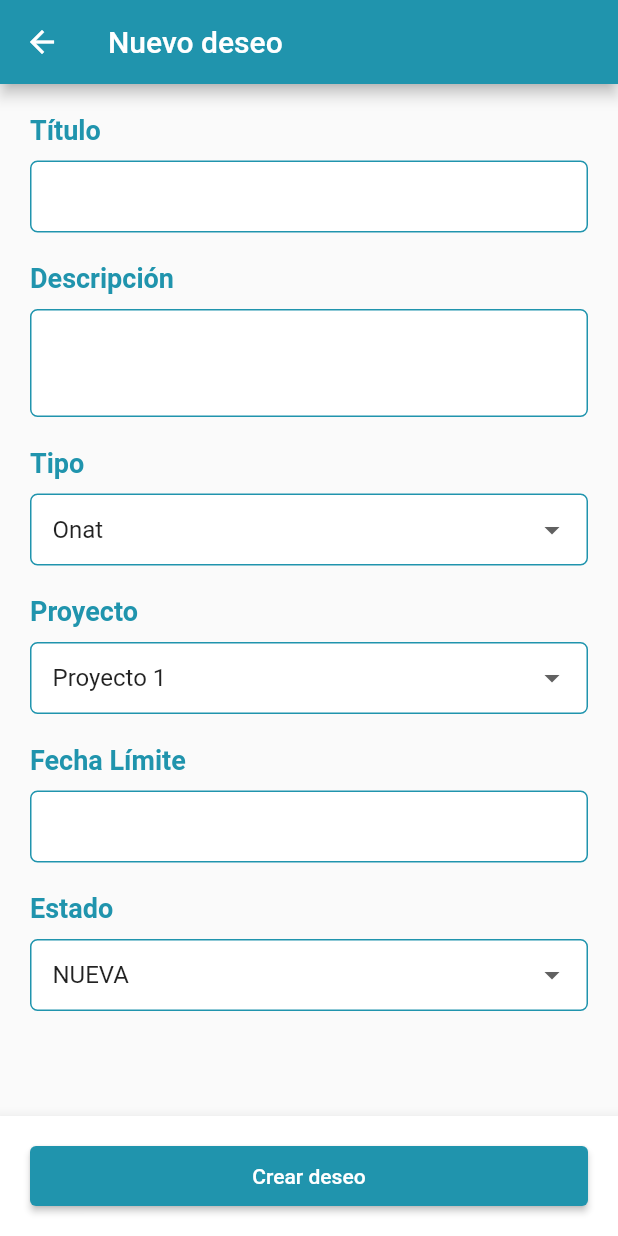
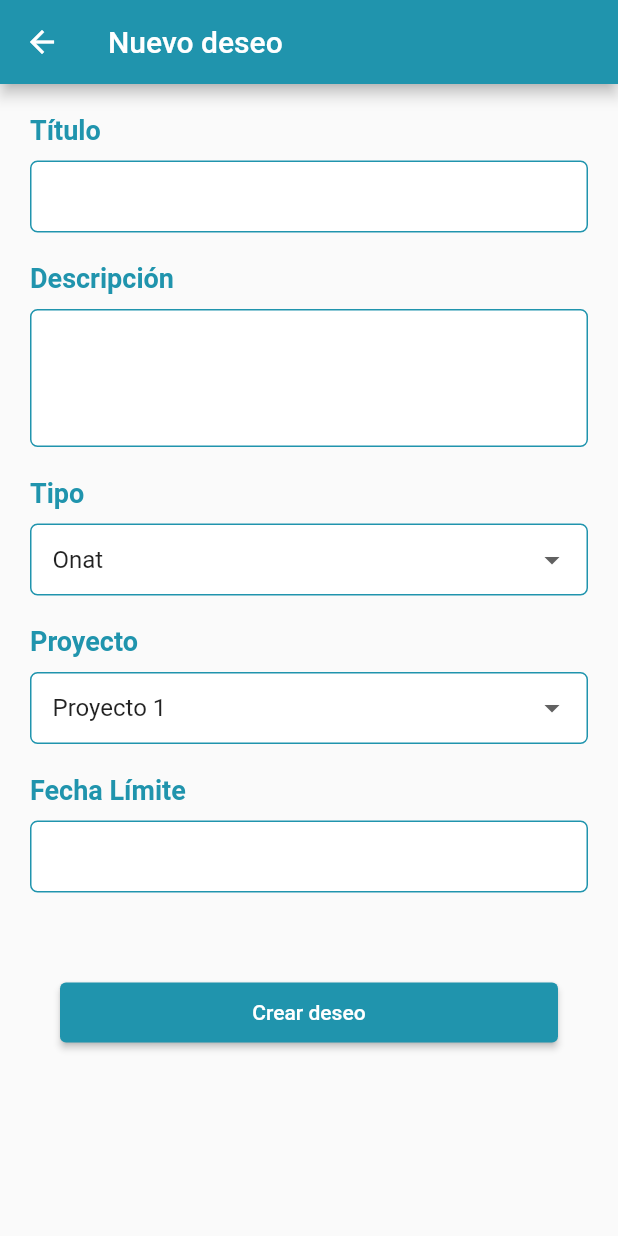
Before and after one commit to leolopez89/gsi_wishes, a Flutter app: the CreationPage screen opened directly, on a phone screen of 412 x 824 dp. Run offline on Flutter 3.47's test engine with Material 2 defaults, Android fonts, the light colour scheme and no system bars; our stand-ins replace bloc, flutter_bloc.

Commit message:
feat: final changes

```diff
--- a/lib/bloc/app/app_bloc.dart
+++ b/lib/bloc/app/app_bloc.dart
@@ -13,8 +13,8 @@
   @override
   Stream<AppState> mapEventToState(AppEvent event) async* {
     if (event is LoadApp) {
-      // List<Wish> wishes = loadTestData();
-      // yield (AppState(wishes: wishes));
+      List<Wish> wishes = loadTestData();
+      yield (AppState(wishes: wishes));
     } else if (event is AddWish) {
       yield state.copyWith(wish: event.wish);
     } else if (event is ChangeUser) {
--- a/lib/pages/creation_page.dart
+++ b/lib/pages/creation_page.dart
@@ -113,38 +113,28 @@
                   controller: dateController,
                   validator: emptyValidator,
                 ),
-                SectionTitle(title: "Estado"),
-                DropdownSimple(
-                  saveValue: (value) => setState(() => this.wish.state = value),
-                  value: this.wish.state,
-                  items: wishStateToList(),
+                // SectionTitle(title: "Estado"),
+                // DropdownSimple(
+                //   saveValue: (value) => setState(() => this.wish.state = value),
+                //   value: this.wish.state,
+                //   items: wishStateToList(),
+                // ),
+                SizedBox(height: 20),
+                Container(
+                  constraints: BoxConstraints(maxWidth: 500),
+                  height: 40,
+                  margin: EdgeInsets.all(20),
+                  width: double.infinity,
+                  child: ElevatedButton(
+                    onPressed: _addWish,
+                    child: Text("Crear deseo"),
+                  ),
                 ),
               ],
             ),
           ),
         ),
       ),
-      bottomNavigationBar: BottomAppBar(
-        child: Container(
-          constraints: BoxConstraints(maxWidth: 500),
-          height: 40,
-          margin: EdgeInsets.all(20),
-          width: double.infinity,
-          child: ElevatedButton(
-            onPressed: _addWish,
-            child: Text("Crear deseo"),
-          ),
-        ),
-      ),
     );
   }
 }
-
-// Titulo
-// Descripción
-// Tipo
-// Proyecto
-// Fecha
-// Responsable
-// Author
-// Estado
--- a/lib/pages/home_page.dart
+++ b/lib/pages/home_page.dart
@@ -38,7 +38,10 @@
               Spacer(),
               Icon(Icons.person),
               SizedBox(width: 5),
-              Text(state.user),
+              Text(
+                state.user.contains("Project") ? "PM" : (state.user.contains("Group") ? "GM" : "M"),
+                overflow: TextOverflow.ellipsis,
+              ),
             ],
           ),
         ),
--- a/lib/widgets/input_simple.dart
+++ b/lib/widgets/input_simple.dart
@@ -32,7 +32,7 @@
         minLines: minLines,
         maxLines: maxLines,
         decoration: InputDecoration(
-          contentPadding: EdgeInsets.only(left: 15),
+          contentPadding: EdgeInsets.all(10),
           hintStyle: const TextStyle(color: C_APP_COLOR, fontSize: 15),
           fillColor: Colors.white,
           filled: true,
--- a/lib/widgets/wish_item.dart
+++ b/lib/widgets/wish_item.dart
@@ -112,7 +112,7 @@
               Align(
                 alignment: Alignment.centerRight,
                 child: Text(
-                  "Creado por ${this.wish.author}",
+                  "Autor: ${this.wish.author}",
                   style: TextStyle(
                     fontSize: 12,
                     color: Colors.black87,
@@ -124,7 +124,6 @@
               Align(
                 alignment: Alignment.centerLeft,
                 child: Container(
-                  constraints: BoxConstraints(minWidth: 200),
                   child: ElevatedButton(
                     onPressed: () => showDialog(
                       context: context,
```
Also changed, not shown: 2 other files.
